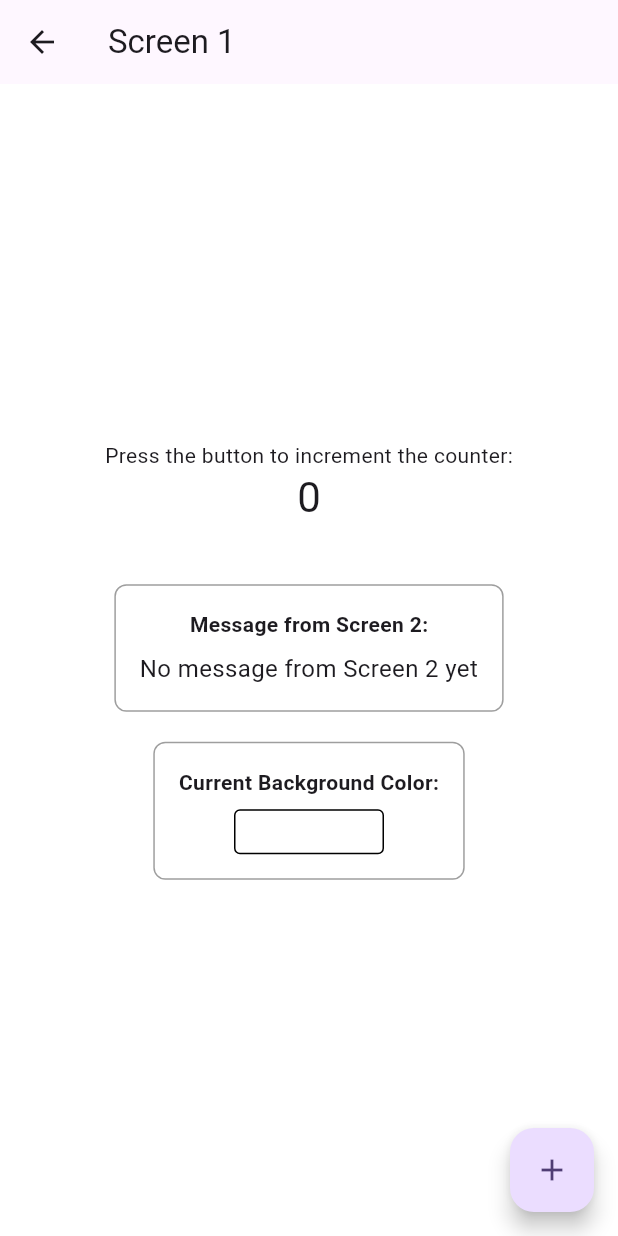
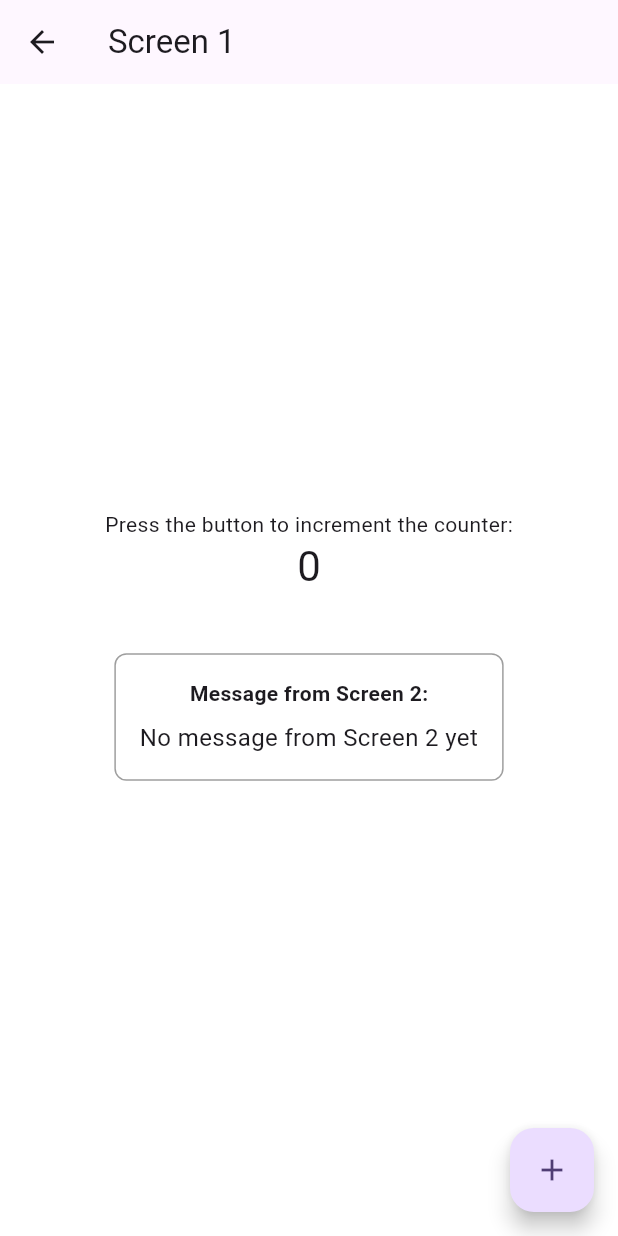
Before and after one commit to iamddwsc/flutter_module1, a Flutter app: the Screen1 screen opened directly, on a phone screen of 412 x 824 dp. Run offline on Flutter 3.47's test engine with Material 3 defaults, Android fonts, the phone set to English and light mode, and no system bars; missing offline and left inert: flutter_module3_shared.

Commit message:
- remove background indicator

```diff
--- a/lib/screen_1.dart
+++ b/lib/screen_1.dart
@@ -122,32 +122,32 @@ class _Screen1State extends State<Screen1> {
 
             const SizedBox(height: 20),
 
-            // Background color indicator
-            Container(
-              padding: const EdgeInsets.all(16),
-              decoration: BoxDecoration(
-                border: Border.all(color: Colors.grey),
-                borderRadius: BorderRadius.circular(8),
-              ),
-              child: Column(
-                children: [
-                  const Text(
-                    'Current Background Color:',
-                    style: TextStyle(fontWeight: FontWeight.bold),
-                  ),
-                  const SizedBox(height: 8),
-                  Container(
-                    width: 100,
-                    height: 30,
-                    decoration: BoxDecoration(
-                      color: _backgroundColor,
-                      border: Border.all(color: Colors.black),
-                      borderRadius: BorderRadius.circular(4),
-                    ),
-                  ),
-                ],
-              ),
-            ),
+            // // Background color indicator
+            // Container(
+            //   padding: const EdgeInsets.all(16),
+            //   decoration: BoxDecoration(
+            //     border: Border.all(color: Colors.grey),
+            //     borderRadius: BorderRadius.circular(8),
+            //   ),
+            //   child: Column(
+            //     children: [
+            //       const Text(
+            //         'Current Background Color:',
+            //         style: TextStyle(fontWeight: FontWeight.bold),
+            //       ),
+            //       const SizedBox(height: 8),
+            //       Container(
+            //         width: 100,
+            //         height: 30,
+            //         decoration: BoxDecoration(
+            //           color: _backgroundColor,
+            //           border: Border.all(color: Colors.black),
+            //           borderRadius: BorderRadius.circular(4),
+            //         ),
+            //       ),
+            //     ],
+            //   ),
+            // ),
           ],
         ),
       ),
```
